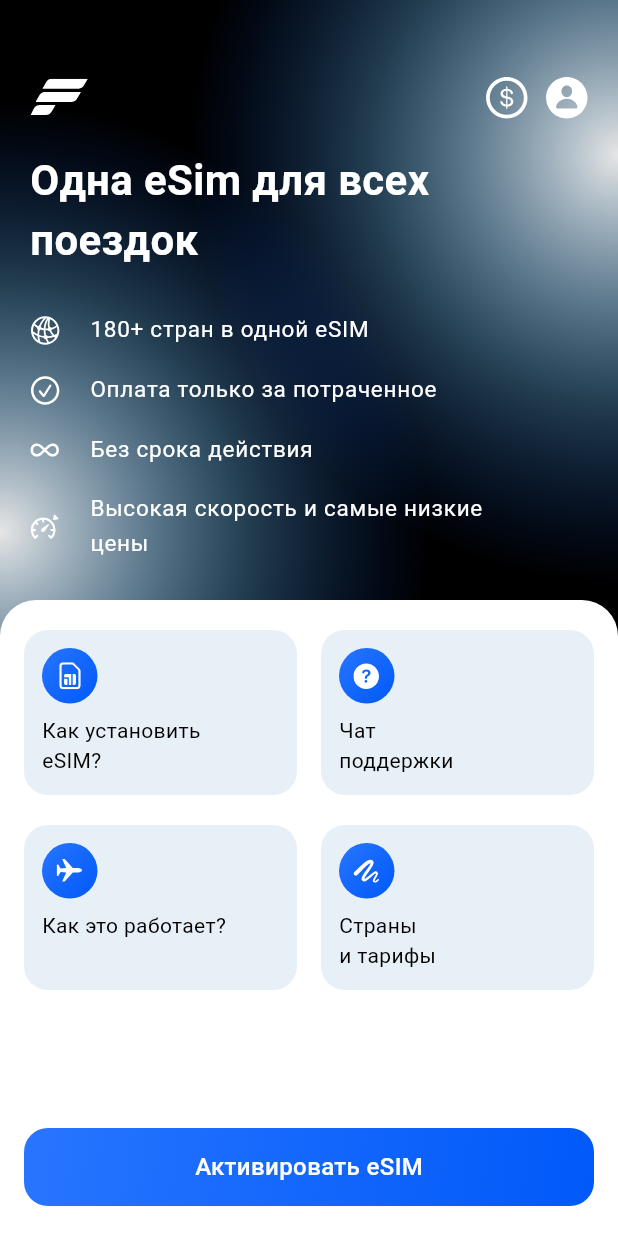
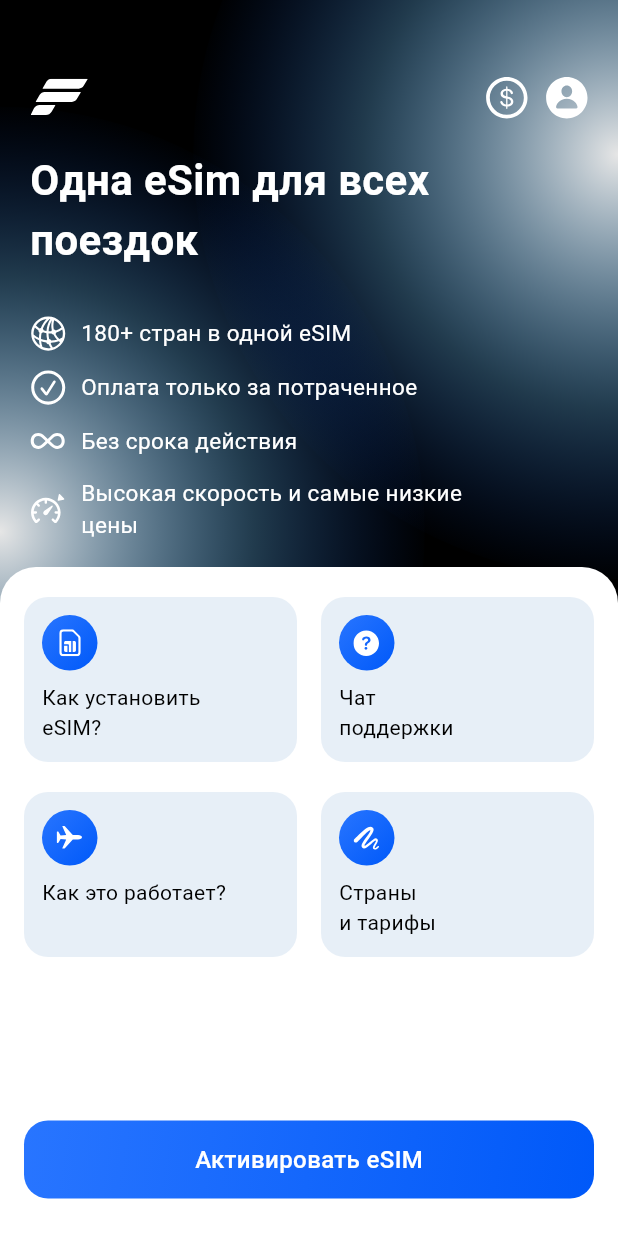
Before and after one commit to nurmek51/vink-sim, a Flutter app: the screen it shows after launch, after a tap on "Что такое eSIM?", on a phone screen of 412 x 824 dp. Run offline on Flutter 3.47's test engine with Material 3 defaults, Android fonts, the phone set to English and light mode, and no system bars; our stand-ins replace flutter_svg, vector_graphics; Roboto replaces fonts that are missing (HelveticaNeue).

Commit message:
Initial page and Welcome screen have the same space between widgets

```diff
--- a/lib/feature/screen149/views/initial_page.dart
+++ b/lib/feature/screen149/views/initial_page.dart
@@ -3,7 +3,7 @@
 import 'package:flex_travel_sim/constants/lozalization.dart';
 import 'package:flex_travel_sim/feature/main_flow_screen/bottom_sheet_content.dart';
 import 'package:flex_travel_sim/feature/main_flow_screen/widgets/expanded_container.dart';
-import 'package:flex_travel_sim/feature/screen149/widgets/custom_list_tile.dart';
+import 'package:flex_travel_sim/feature/welcome_screen/widgets/benefit_tile.dart';
 import 'package:flex_travel_sim/feature/welcome_screen/widgets/pulsing_circle.dart';
 import 'package:flex_travel_sim/utils/navigation_utils.dart';
 import 'package:flutter/material.dart';
@@ -102,28 +102,26 @@
                         ),
                       ),
 
-                      const SizedBox(height: 20),
+                      const SizedBox(height: 30),
 
-                      // body (2)
-                      Column(
-                        children: [
-                          CustomListTile(
-                            iconPath: 'assets/icons/figma149/column1.svg',
-                            tileText: AppLocalization.countriesInOneEsim,
-                          ),
-                          CustomListTile(
-                            iconPath: 'assets/icons/figma149/column2.svg',
-                            tileText: AppLocalization.frameCheckTitle,
-                          ),
-                          CustomListTile(
-                            iconPath: 'assets/icons/figma149/column3.svg',
-                            tileText: AppLocalization.infinityTitle,
-                          ),
-                          CustomListTile(
-                            iconPath: 'assets/icons/figma149/column4.svg',
-                            tileText: AppLocalization.highSpeedLowCost,
-                          ),
-                        ],
+                      BenefitTile(
+                        icon: 'assets/icons/figma149/column1.svg',
+                        title: AppLocalization.countriesInOneEsim,
+                      ),
+                      SizedBox(height: 12),
+                      BenefitTile(
+                        icon: 'assets/icons/figma149/column2.svg',
+                        title: AppLocalization.frameCheckTitle,
+                      ),
+                      SizedBox(height: 12),
+                      BenefitTile(
+                        icon: 'assets/icons/figma149/column3.svg',
+                        title: AppLocalization.infinityTitle,
+                      ),
+                      SizedBox(height: 12),
+                      BenefitTile(
+                        icon: 'assets/icons/figma149/column4.svg',
+                        title: AppLocalization.highSpeedLowCost,
                       ),
 
                       const SizedBox(height: 10),
@@ -142,7 +140,7 @@
                     color: Colors.white,
                   ),
                   child: Padding(
-                    padding: const EdgeInsets.fromLTRB(16, 20, 16, 20),
+                    padding: const EdgeInsets.fromLTRB(16, 20, 16, 25),
                     child: Column(
                       children: [
                         Row(
--- a/lib/feature/welcome_screen/widgets/welcome_screen.dart
+++ b/lib/feature/welcome_screen/widgets/welcome_screen.dart
@@ -1,7 +1,6 @@
+import 'package:flex_travel_sim/components/widgets/helvetica_neue_font.dart';
 import 'package:flex_travel_sim/constants/app_colors.dart';
 import 'package:flex_travel_sim/constants/lozalization.dart';
-import 'package:flex_travel_sim/feature/screen149/widgets/custom_icon_container.dart';
-import 'package:flex_travel_sim/feature/top_up_balance_screen/top_up_balance_screen.dart';
 import 'package:flex_travel_sim/feature/welcome_screen/widgets/benefit_tile.dart';
 import 'package:flex_travel_sim/feature/welcome_screen/widgets/button/auth_button.dart';
 import 'package:flex_travel_sim/feature/welcome_screen/widgets/button/country_list_button.dart';
@@ -94,25 +93,30 @@
 
         Padding(
           padding: const EdgeInsets.only(
-            left: 30,
-            right: 30,
+            left: 20,
+            right: 20,
 
-            top: 20,
-            bottom: 40,
+            top: 5,
+            bottom: 8,
           ),
+          child: SafeArea(
             child: Column(
               crossAxisAlignment: CrossAxisAlignment.start,
               children: [
+                const SizedBox(height: 45),
                 Header(color: AppColors.textColorLight),
-              const SizedBox(height: 30),
-              const Text(
-                AppLocalization.frameTitle,
-                style: TextStyle(
+                const SizedBox(height: 20),
+
+                Align(
+                  alignment: Alignment.topLeft,
+                  child: const HelveticaneueFont(
+                    text: AppLocalization.frameTitle,
                     fontSize: 28,
-                  fontWeight: FontWeight.w500,
-                  color: AppColors.backgroundColorLight,
+                    color: Colors.white,
+                    fontWeight: FontWeight.bold,
                   ),
                 ),
+
                 SizedBox(height: 30),
                 BenefitTile(
                   icon: Assets.icons.globus.path,
@@ -135,115 +139,14 @@
                 Spacer(),
 
                 const SizedBox(height: 20),
-              AuthButton(
+                Padding(
+                  padding: const EdgeInsets.only(bottom: 20),
+                  child: AuthButton(
                     onTap: () => openAuthScreen(context),
-                // onTap: () {
-                //   showModalBottomSheet(
-                //     context: context,
-                //     shape: const RoundedRectangleBorder(
-                //       borderRadius: BorderRadius.vertical(
-                //         top: Radius.circular(16),
-                //       ),
-                //     ),
-                //     builder:
-                //         (context) => Padding(
-                //           padding: EdgeInsets.only(
-                //             bottom: MediaQuery.of(context).viewInsets.bottom,
-                //           ),
-                //           child: SizedBox(
-                //             width: double.infinity,
-                //             child: Container(
-                //               decoration: BoxDecoration(
-                //                 borderRadius: BorderRadius.only(
-                //                   topLeft: Radius.circular(24),
-                //                   topRight: Radius.circular(24),
-                //                 ),
-                //                 color: Colors.white,
-                //               ),
-                //               child: Padding(
-                //                 padding: const EdgeInsets.fromLTRB(
-                //                   16,
-                //                   60,
-                //                   16,
-                //                   5,
-                //                 ),
-                //                 child: Column(
-                //                   children: [
-                //                     Row(
-                //                       children: [
-                //                         CustomIconContainer(
-                //                           blueIconPath:
-                //                               'assets/icons/figma149/blue_icon1.svg',
-                //                           text: 'Как установить\neSIM?',
-                //                         ),
-                //                         SizedBox(width: 15),
-                //                         CustomIconContainer(
-                //                           blueIconPath:
-                //                               'assets/icons/figma149/blue_icon2.svg',
-                //                           text: 'Чат\nподдержки',
-                //                         ),
-                //                       ],
-                //                     ),
-                //                     SizedBox(height: 20),
-                //                     Row(
-                //                       children: [
-                //                         CustomIconContainer(
-                //                           blueIconPath:
-                //                               'assets/icons/figma149/blue_icon3.svg',
-                //                           text: 'Как это\nработает?',
-                //                           onTap: () => openGuidePage(context),
-                //                         ),
-                //                         SizedBox(width: 15),
-                //                         CustomIconContainer(
-                //                           blueIconPath:
-                //                               'assets/icons/figma149/blue_icon4.svg',
-                //                           text: 'Страны\nи тарифы',
-                //                         ),
-                //                       ],
-                //                     ),
-                //                     SizedBox(height: 20),
-                //                     GestureDetector(
-                //                       onTap: () {
-                //                         Navigator.push(
-                //                           context,
-                //                           MaterialPageRoute(
-                //                             builder:
-                //                                 (context) =>
-                //                                     const TopUpBalanceScreen(),
-                //                           ),
-                //                         );
-                //                       },
-                //                       child: Container(
-                //                         alignment: Alignment.center,
-                //                         height: 52,
-                //                         decoration: BoxDecoration(
-                //                           gradient:
-                //                               AppColors
-                //                                   .containerGradientPrimary,
-                //                           borderRadius: BorderRadius.circular(
-                //                             16,
-                //                           ),
-                //                         ),
-                //                         child: const Text(
-                //                           'Активировать eSIM',
-                //                           style: TextStyle(
-                //                             color: Colors.white,
-                //                             fontSize: 16,
-                //                             fontWeight: FontWeight.w500,
-                //                           ),
-                //                         ),
-                //                       ),
-                //                     ),
-                //                   ],
-                //                 ),
-                //               ),
-                //             ),
-                //           ),
-                //         ),
-                //   );
-                // },
+                  ),
                 ),
               ],
+            ),
           ),
         ),
       ],
```
Lines whose indentation alone changed are shown as unchanged.
